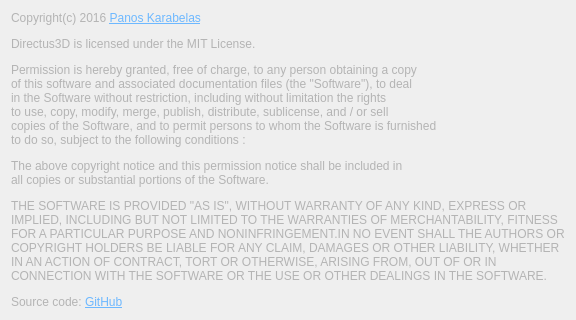
Above: Editor/AboutDialog.ui from PanosK92/SpartanEngine before the change. Below: the same form after it.
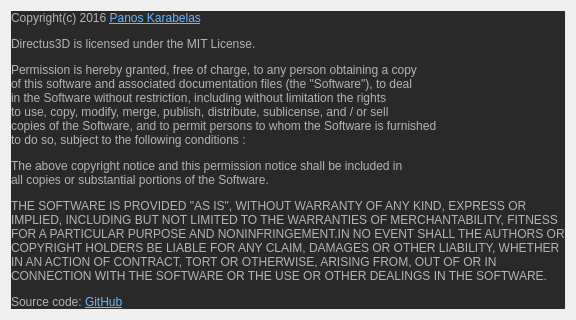
That is the form after the change.

Patch:
```diff
--- a/Editor/AboutDialog.ui
+++ b/Editor/AboutDialog.ui
@@ -31,6 +31,9 @@
      <property name="contextMenuPolicy">
       <enum>Qt::NoContextMenu</enum>
      </property>
+     <property name="styleSheet">
+      <string notr="true">background-color: #292929;</string>
+     </property>
      <property name="text">
       <string>&lt;html&gt;
 &lt;head/&gt;
```
